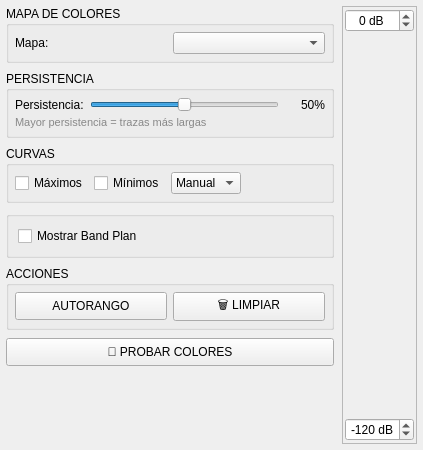
This is ui/visualization_widget.ui in 5n1kt/sdr_analyzer as Qt 5 draws it before an edit. The edited form follows.
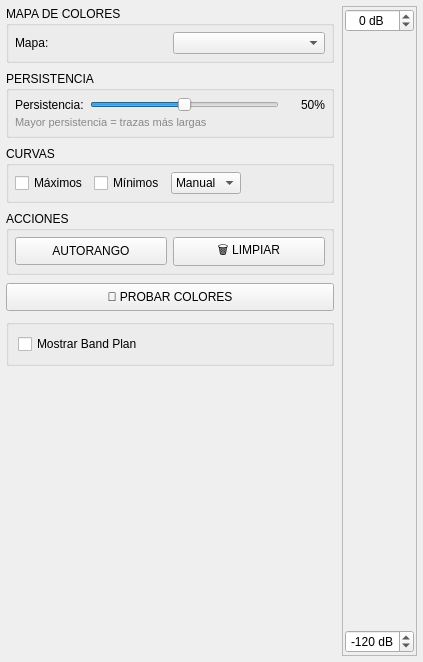
This is the edited form.

```diff
--- a/ui/visualization_widget.ui
+++ b/ui/visualization_widget.ui
@@ -7,7 +7,7 @@
     <x>0</x>
     <y>0</y>
     <width>423</width>
-    <height>450</height>
+    <height>662</height>
    </rect>
   </property>
   <property name="windowTitle">
@@ -254,22 +254,6 @@
          </layout>
         </widget>
        </item>
-       <item>
-        <widget class="QGroupBox" name="groupBox">
-         <property name="title">
-          <string/>
-         </property>
-         <layout class="QGridLayout" name="gridLayout">
-          <item row="0" column="0">
-           <widget class="QCheckBox" name="checkBox_show_bands">
-            <property name="text">
-             <string>Mostrar Band Plan</string>
-            </property>
-           </widget>
-          </item>
-         </layout>
-        </widget>
-       </item>
        <item>
         <widget class="QGroupBox" name="groupBox_actions">
          <property name="title">
@@ -336,6 +320,22 @@
          </property>
         </widget>
        </item>
+       <item>
+        <widget class="QGroupBox" name="groupBox">
+         <property name="title">
+          <string/>
+         </property>
+         <layout class="QGridLayout" name="gridLayout">
+          <item row="0" column="0">
+           <widget class="QCheckBox" name="checkBox_show_bands">
+            <property name="text">
+             <string>Mostrar Band Plan</string>
+            </property>
+           </widget>
+          </item>
+         </layout>
+        </widget>
+       </item>
        <item>
         <spacer name="verticalSpacer">
          <property name="orientation">
```
